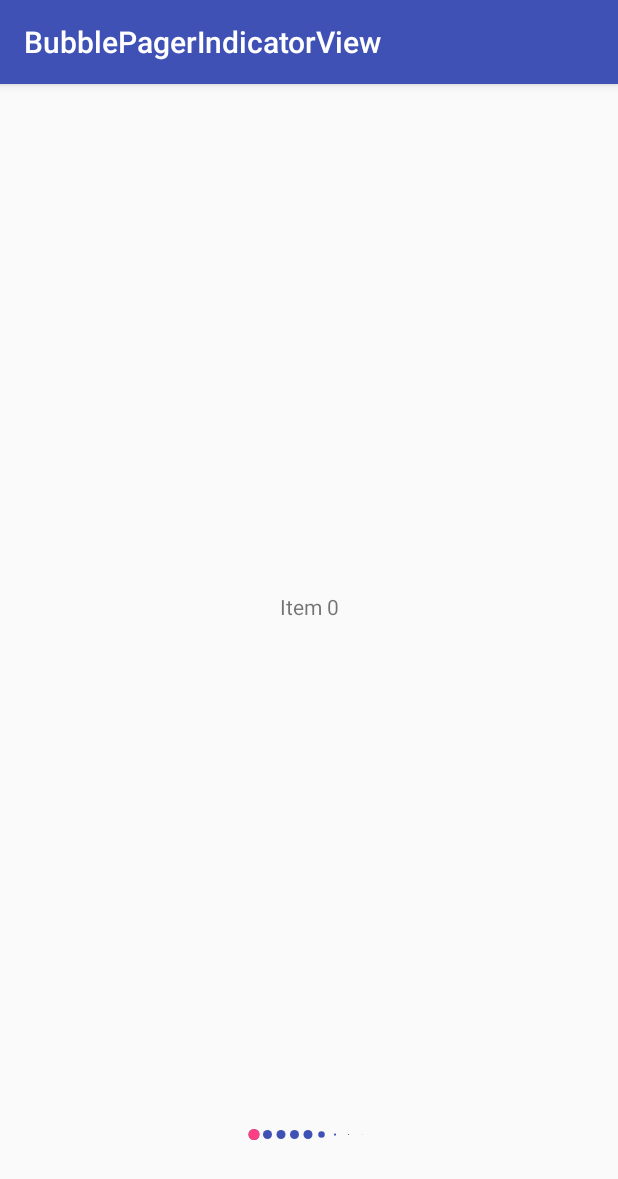
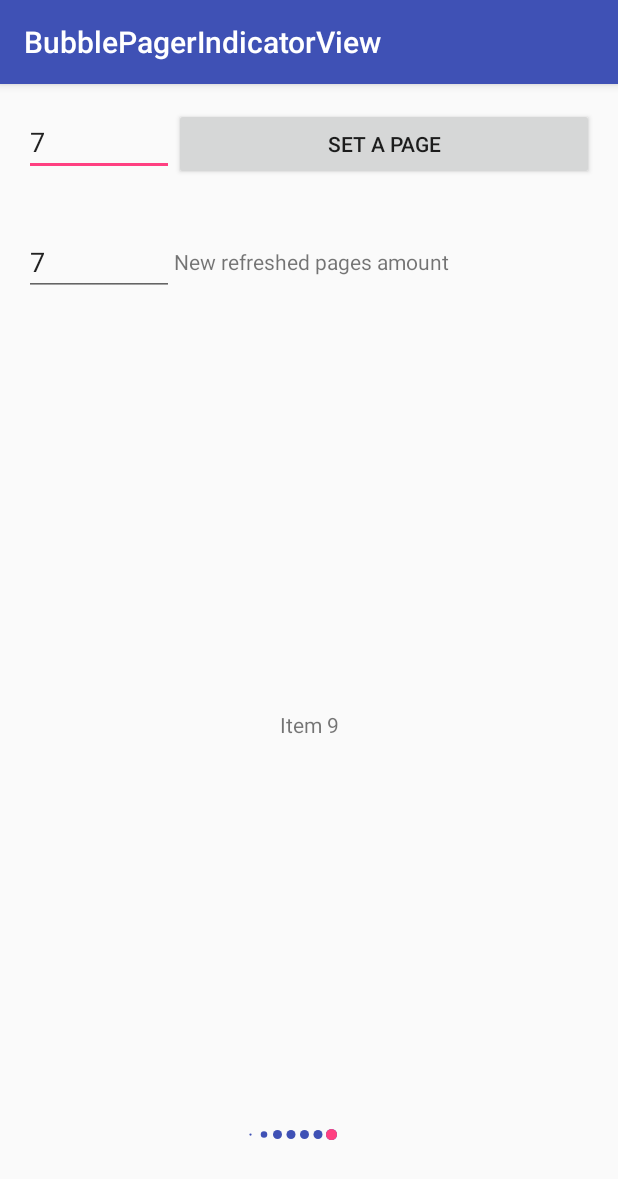
Before and after one commit to shuhart/BubblePagerIndicator, an Android app: the screen it shows after launch (MainActivity), on a phone screen of 412 x 824 dp. Shown: the top 1179 px of the screen. Run offline under Robolectric (Android 15) with nearby library versions, the phone set to English and light mode, and no system bars.

Commit message:
fix change dataset and current item bugs

```diff
--- a/bubblepagerindicator/src/main/java/com/shuhart/bubblepagerindicator/BubblePageIndicator.java
+++ b/bubblepagerindicator/src/main/java/com/shuhart/bubblepagerindicator/BubblePageIndicator.java
@@ -56,9 +56,58 @@ public class BubblePageIndicator extends MotionIndicator implements ViewPager.On
     private DataSetObserver dataSetObserver = new DataSetObserver() {
         @Override
         public void onChanged() {
+            ensureState();
             forceLayoutChanges();
         }
     };
+
+    private void ensureState() {
+        // When data is changed onPageSelected() is called only
+        // if we were on the last page of the ViewPager.
+        // Otherwise we should check the inconsistency manually.
+//        if (currentPage >= getCount() || surfaceEnd >= getCount()) {
+//            int oldSurfaceStart = surfaceStart;
+//            int oldSurfaceEnd = surfaceEnd;
+//            correctSurfaceIfDataSetChanges();
+//            if (currentPage >= getCount()) {
+//                currentPage = getCount() - 1;
+//            }
+//            correctStartXOnDataSetChanges(oldSurfaceStart, oldSurfaceEnd);
+//        }
+        int oldSurfaceStart = surfaceStart;
+        int oldSurfaceEnd = surfaceEnd;
+        correctSurfaceIfDataSetChanges();
+        if (currentPage >= getCount()) {
+            currentPage = getCount() - 1;
+        }
+        correctStartXOnDataSetChanges(oldSurfaceStart, oldSurfaceEnd);
+    }
+
+    private void correctSurfaceIfDataSetChanges() {
+        if (surfaceEnd > getCount() - 1) {
+            if (getCount() > onSurfaceCount) {
+                surfaceEnd = getCount() - 1;
+                surfaceStart = surfaceEnd - (onSurfaceCount - 1);
+            } else {
+                surfaceEnd = onSurfaceCount - 1;
+                surfaceStart = 0;
+            }
+        }
+    }
+
+    private void correctStartXOnDataSetChanges(int oldSurfaceStart, int oldSurfaceEnd) {
+        int initial = getInitialStartX();
+        if (startX == initial) {
+            return;
+        }
+        if (surfaceEnd > onSurfaceCount - 1) {
+            initial -= (surfaceEnd - (onSurfaceCount - 1)) * (marginBetweenCircles + radius * 2);
+            if (getCount() - onSurfaceCount <= 1) {
+                initial -= marginBetweenCircles + radius * 2;
+            }
+        }
+        startX = initial;
+    }
 
     public BubblePageIndicator(Context context) {
         this(context, null);
@@ -77,7 +126,6 @@ public class BubblePageIndicator extends MotionIndicator implements ViewPager.On
         final int defaultPageColor = ContextCompat.getColor(context, R.color.default_bubble_indicator_page_color);
         final int defaultFillColor = ContextCompat.getColor(context, R.color.default_bubble_indicator_fill_color);
         final float defaultRadius = res.getDimension(R.dimen.default_bubble_indicator_radius);
-        final boolean defaultCentered = res.getBoolean(R.bool.default_bubble_indicator_centered);
 
         //Retrieve styles attributes
         TypedArray a = context.obtainStyledAttributes(attrs, R.styleable.BubblePageIndicator, defStyle, 0);
@@ -266,11 +314,17 @@ public class BubblePageIndicator extends MotionIndicator implements ViewPager.On
 
     @Override
     public void onAdapterChanged(@NonNull ViewPager viewPager, @Nullable PagerAdapter oldAdapter, @Nullable PagerAdapter newAdapter) {
+        resetStartX();
         forceLayoutChanges();
     }
 
+    private void resetStartX() {
+        startX = Integer.MIN_VALUE;
+        measureStartX();
+    }
+
     private void forceLayoutChanges() {
-        forceLayout();
+        requestLayout();
         invalidate();
     }
 
@@ -287,8 +341,6 @@ public class BubblePageIndicator extends MotionIndicator implements ViewPager.On
             return;
         }
         viewPager.setCurrentItem(item);
-        currentPage = item;
-        invalidate();
     }
 
     public void notifyDataSetChanged() {
@@ -302,6 +354,12 @@ public class BubblePageIndicator extends MotionIndicator implements ViewPager.On
 
     @Override
     public void onPageScrolled(int position, float positionOffset, int positionOffsetPixels) {
+        if (Math.abs(viewPager.getCurrentItem() - position) > 1) {
+            // Inconsistency detected.
+            // Probably we changed a page manually
+            onPageManuallyChanged(viewPager.getCurrentItem());
+            return;
+        }
         if (position == currentPage) {
             if (positionOffset >= 0.5 && currentPage + 1 < getCount()) {
                 swipeDirection = SWIPE_LEFT;
@@ -370,12 +428,42 @@ public class BubblePageIndicator extends MotionIndicator implements ViewPager.On
     }
 
     @Override
-    public void onPageSelected(int position) {
+    public void onPageSelected(final int position) {
         if (scrollState == ViewPager.SCROLL_STATE_IDLE) {
-            currentPage = position;
-            correctSurface();
-            invalidate();
+            if (startX == Integer.MIN_VALUE) {
+                post(new Runnable() {
+                    @Override
+                    public void run() {
+                        onPageManuallyChanged(position);
+                    }
+                });
+            } else {
+                onPageManuallyChanged(position);
+            }
         }
+    }
+
+    private void onPageManuallyChanged(int position) {
+        currentPage = position;
+        int oldSurfaceStart = surfaceStart;
+        int oldSurfaceEnd = surfaceEnd;
+        correctSurface();
+        correctStartXOnPageManuallyChanged(oldSurfaceStart, oldSurfaceEnd);
+        invalidate();
+    }
+
+    private void correctStartXOnPageManuallyChanged(int oldSurfaceStart, int oldSurfaceEnd) {
+        if (currentPage >= oldSurfaceStart && currentPage <= oldSurfaceEnd) {
+            // startX is not changed
+            return;
+        }
+        int corrected = startX;
+        if (currentPage < oldSurfaceStart) {
+            corrected += (oldSurfaceStart - currentPage) * (marginBetweenCircles + radius * 2);
+        } else {
+            corrected -= (currentPage - oldSurfaceEnd) * (marginBetweenCircles + radius * 2);
+        }
+        startX = corrected;
     }
 
     @Override
@@ -386,12 +474,18 @@ public class BubblePageIndicator extends MotionIndicator implements ViewPager.On
 
     private void measureStartX() {
         if (startX == Integer.MIN_VALUE) {
-            if (getCount() <= onSurfaceCount) {
-                startX = (int) (getPaddingLeft() + radius);
-            } else {
-                startX = (int) (getPaddingLeft() + radius * 4 + marginBetweenCircles * 2);
-            }
+            startX = getInitialStartX();
         }
+    }
+
+    private int getInitialStartX() {
+        int result;
+        if (getCount() <= onSurfaceCount) {
+            result = (int) (getPaddingLeft() + radius);
+        } else {
+            result = (int) (getPaddingLeft() + radius * 4 + marginBetweenCircles * 2);
+        }
+        return result;
     }
 
     private int measureWidth(int measureSpec) {
--- a/bubblepagerindicator/src/main/res/values/defaults.xml
+++ b/bubblepagerindicator/src/main/res/values/defaults.xml
@@ -2,7 +2,6 @@
 <resources>
     <color name="default_bubble_indicator_fill_color">#FFFFFFFF</color>
     <color name="default_bubble_indicator_page_color">#00000000</color>
-    <bool name="default_bubble_indicator_centered">true</bool>
     <dimen name="default_bubble_indicator_radius">3dp</dimen>
     <dimen name="default_bubble_indicator_stroke_width">1dp</dimen>
 </resources>
--- a/sample/src/main/java/com/shuhart/bubblepagerindicator/sample/MainActivity.java
+++ b/sample/src/main/java/com/shuhart/bubblepagerindicator/sample/MainActivity.java
@@ -1,10 +1,11 @@
 package com.shuhart.bubblepagerindicator.sample;
 
-import android.os.Handler;
+import android.os.Bundle;
 import android.support.v4.view.ViewPager;
 import android.support.v4.widget.SwipeRefreshLayout;
 import android.support.v7.app.AppCompatActivity;
-import android.os.Bundle;
+import android.view.View;
+import android.widget.EditText;
 
 import com.shuhart.bubblepagerindicator.BubblePageIndicator;
 
@@ -16,43 +17,47 @@ public class MainActivity extends AppCompatActivity {
     protected void onCreate(Bundle savedInstanceState) {
         super.onCreate(savedInstanceState);
         setContentView(R.layout.activity_main);
+        final EditText editTextPageNumber = findViewById(R.id.edittext_page_number);
+        final EditText editTextRefreshPagesCount = findViewById(R.id.edittext_refresh_count);
         final ViewPager pager = findViewById(R.id.pager);
         final BubblePageIndicator indicator = findViewById(R.id.indicator);
         final ViewPagerAdapter adapter = new ViewPagerAdapter();
         pager.setAdapter(adapter);
         indicator.setViewPager(pager);
         adapter.setPages(new ArrayList<String>() {{
-            for (int i = 0; i < 5; i++) {
+            for (int i = 0; i < 10; i++) {
                 add("Item " + i);
             }
         }});
-        new Handler().postDelayed(new Runnable() {
+        pager.setCurrentItem(9);
+//        indicator.setCurrentItem(9);
+        final SwipeRefreshLayout refreshLayout = findViewById(R.id.swipe_refresh_layout);
+        refreshLayout.setOnRefreshListener(new SwipeRefreshLayout.OnRefreshListener() {
             @Override
-            public void run() {
+            public void onRefresh() {
+                String number = editTextRefreshPagesCount.getText().toString();
+                if (number.isEmpty()) {
+                    return;
+                }
+                final int pagesCount = Integer.parseInt(number);
+//                pager.setAdapter(adapter);
+//                indicator.setViewPager(pager);
                 adapter.setPages(new ArrayList<String>() {{
-                    for (int i = 0; i < 10; i++) {
+                    for (int i = 0; i < pagesCount; i++) {
                         add("Item " + i);
                     }
                 }});
+                adapter.notifyDataSetChanged();
+                refreshLayout.setRefreshing(false);
             }
-        }, 500);
-//        new Handler().postDelayed(new Runnable() {
-//            @Override
-//            public void run() {
-//                ViewPagerAdapter adapter = new ViewPagerAdapter();
-//                pager.setAdapter(adapter);
-//                adapter.setPages(new ArrayList<String>() {{
-//                    for (int i = 0; i < 7; i++) {
-//                        add("Item " + i);
-//                    }
-//                }});
-//            }
-//        }, 500);
-        SwipeRefreshLayout refreshLayout = findViewById(R.id.swipe_refresh_layout);
-        refreshLayout.setOnRefreshListener(new SwipeRefreshLayout.OnRefreshListener() {
+        });
+        findViewById(R.id.btn_page_number).setOnClickListener(new View.OnClickListener() {
             @Override
-            public void onRefresh() {
-                indicator.setViewPager(pager);
+            public void onClick(View v) {
+                String number = editTextPageNumber.getText().toString();
+                if (!number.isEmpty()) {
+                    pager.setCurrentItem(Integer.parseInt(number));
+                }
             }
         });
     }
--- a/sample/src/main/res/layout/activity_main.xml
+++ b/sample/src/main/res/layout/activity_main.xml
@@ -2,31 +2,81 @@
 <android.support.v4.widget.SwipeRefreshLayout xmlns:android="http://schemas.android.com/apk/res/android"
     xmlns:app="http://schemas.android.com/apk/res-auto"
     xmlns:tools="http://schemas.android.com/tools"
+    android:id="@+id/swipe_refresh_layout"
     android:layout_width="match_parent"
-    android:layout_height="match_parent"
-    android:id="@+id/swipe_refresh_layout">
+    android:layout_height="match_parent">
 
     <RelativeLayout
         android:layout_width="match_parent"
         android:layout_height="match_parent"
+        android:orientation="vertical"
         tools:context=".MainActivity">
+
+        <RelativeLayout
+            android:id="@+id/buttonPanel1"
+            android:layout_width="match_parent"
+            android:layout_height="wrap_content"
+            android:padding="16dp">
+
+            <EditText
+                android:id="@+id/edittext_page_number"
+                android:layout_width="100dp"
+                android:layout_height="wrap_content"
+                android:inputType="number"
+                android:text="@string/default_refresh_pages_count"/>
+
+            <Button
+                android:id="@+id/btn_page_number"
+                android:layout_width="match_parent"
+                android:layout_height="wrap_content"
+                android:layout_toEndOf="@id/edittext_page_number"
+                android:layout_toRightOf="@id/edittext_page_number"
+                android:text="@string/set_a_page"/>
+
+        </RelativeLayout>
+
+        <RelativeLayout
+            android:id="@+id/buttonPanel2"
+            android:layout_width="match_parent"
+            android:layout_height="wrap_content"
+            android:padding="16dp"
+            android:layout_below="@+id/buttonPanel1">
+
+            <EditText
+                android:id="@+id/edittext_refresh_count"
+                android:layout_width="100dp"
+                android:layout_height="wrap_content"
+                android:inputType="number"
+                android:text="@string/default_refresh_pages_count"/>
+
+            <TextView
+                android:layout_width="match_parent"
+                android:layout_height="wrap_content"
+                android:layout_toEndOf="@id/edittext_refresh_count"
+                android:layout_toRightOf="@id/edittext_refresh_count"
+                android:text="@string/new_refreshed_pages_amount"
+                android:layout_centerVertical="true"/>
+
+        </RelativeLayout>
 
         <com.shuhart.bubblepagerindicator.BubblePageIndicator
             android:id="@+id/indicator"
             android:layout_width="wrap_content"
             android:layout_height="wrap_content"
-            android:layout_alignParentBottom="true"
-            android:layout_centerInParent="true"
             android:layout_marginBottom="64dp"
             app:fillColor="@color/colorAccent"
             app:pageColor="@color/colorPrimary"
-            app:radius="3dp" />
+            app:radius="3dp"
+            android:layout_alignParentBottom="true"
+            android:layout_centerHorizontal="true"/>
 
         <android.support.v4.view.ViewPager
             android:id="@+id/pager"
             android:layout_width="match_parent"
             android:layout_height="match_parent"
-            android:layout_above="@id/indicator" />
+            android:layout_below="@id/buttonPanel2"
+            android:layout_above="@id/indicator"/>
+
 
     </RelativeLayout>
 </android.support.v4.widget.SwipeRefreshLayout>
--- a/sample/src/main/res/values/strings.xml
+++ b/sample/src/main/res/values/strings.xml
@@ -1,3 +1,6 @@
 <resources>
     <string name="app_name">BubblePagerIndicatorView</string>
+    <string name="set_a_page">Set a page</string>
+    <string name="new_refreshed_pages_amount">New refreshed pages amount</string>
+    <string name="default_refresh_pages_count">7</string>
 </resources>
```
